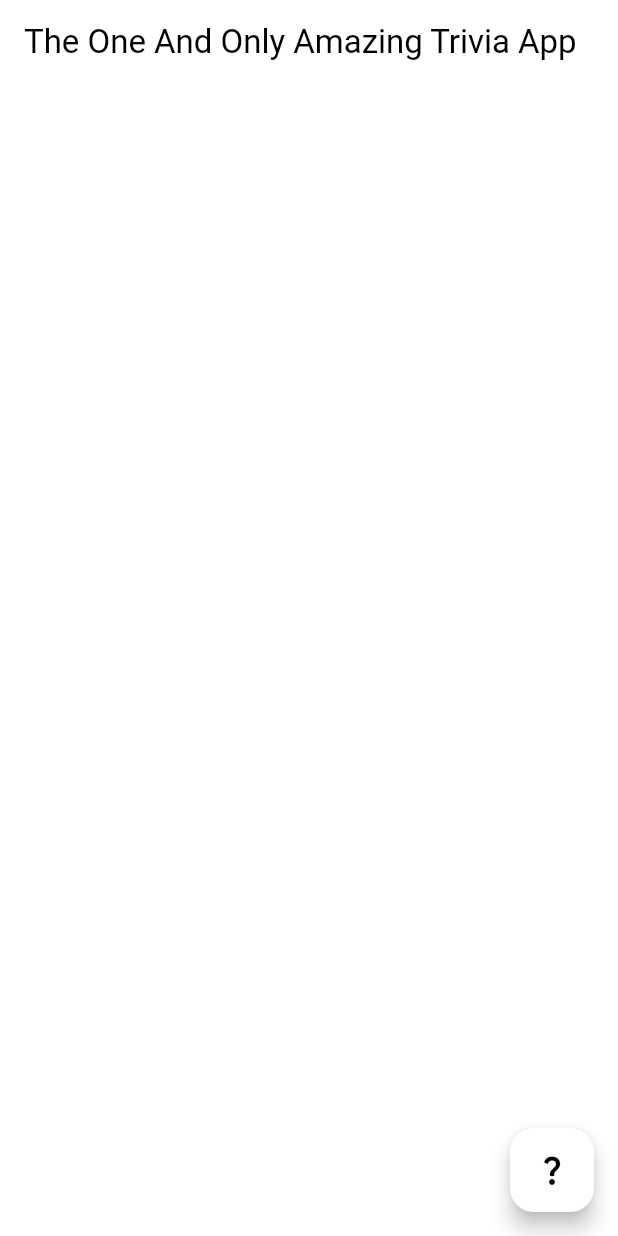
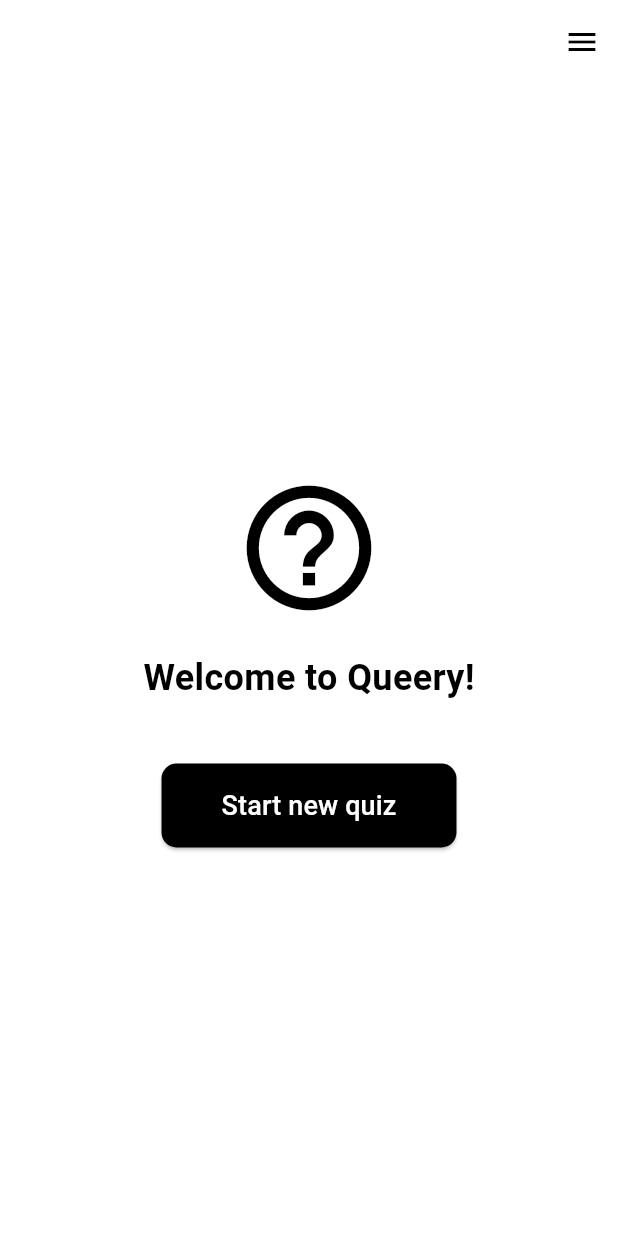
Before and after one commit to Faonin/Group4TriviaApp, a Flutter app: the screen it shows after launch, on a phone screen of 412 x 824 dp. Run offline on Flutter 3.47's test engine with Material 3 defaults, Android fonts, the phone set to English and light mode, and no system bars; our stand-ins replace auto_size_text.

Commit message:
Made 2 new pages:
-start screen
-player selection screen

moved around some code and routing so that things are more organized. so all the pages are in "pages" folder".

```diff
--- /dev/null
+++ b/lib/Pages/home_page.dart
@@ -0,0 +1,74 @@
+import 'package:flutter/material.dart';
+import 'package:template/pages/player_select_page.dart';
+
+class MyHomePage extends StatefulWidget {
+  const MyHomePage({super.key, required this.title});
+
+  final String title;
+
+  @override
+  State<MyHomePage> createState() => _MyHomePageState();
+}
+
+class _MyHomePageState extends State<MyHomePage> {
+  @override
+  Widget build(BuildContext context) {
+    return Scaffold(
+      appBar: AppBar(
+        backgroundColor: Colors.transparent,
+        elevation: 0,
+        actions: [
+          IconButton(
+            icon: const Icon(Icons.menu, color: Colors.black),
+            onPressed: () {}, // Placeholder for future menu functionality
+          ),
+        ],
+      ),
+      body: Center(
+        child: Column(
+          mainAxisAlignment: MainAxisAlignment.center,
+          children: [
+            // App logo at the top
+            const Icon(
+              Icons.help_outline,
+              size: 100,
+              color: Colors.black,
+            ),
+            const SizedBox(height: 20),
+            // Welcome message
+            const Text(
+              'Welcome to Queery!',
+              style: TextStyle(
+                fontSize: 24,
+                fontWeight: FontWeight.bold,
+              ),
+            ),
+            const SizedBox(height: 40),
+            // Start new quiz button
+            ElevatedButton(
+              onPressed: () {
+                Navigator.push(
+                  context,
+                  MaterialPageRoute(
+                      builder: (context) => const PlayerSelectionPage()),
+                );
+              },
+              style: ElevatedButton.styleFrom(
+                backgroundColor: Colors.black,
+                padding:
+                    const EdgeInsets.symmetric(horizontal: 40, vertical: 15),
+                shape: RoundedRectangleBorder(
+                  borderRadius: BorderRadius.circular(10),
+                ),
+              ),
+              child: const Text(
+                'Start new quiz',
+                style: TextStyle(color: Colors.white, fontSize: 18),
+              ),
+            ),
+          ],
+        ),
+      ),
+    );
+  }
+}
--- a/lib/main.dart
+++ b/lib/main.dart
@@ -1,7 +1,5 @@
 import 'package:flutter/material.dart';
-import 'package:template/question_class.dart';
-import 'package:template/question_featcher.dart';
-import 'package:template/question_page.dart';
+import 'package:template/pages/home_page.dart';
 
 void main() {
   runApp(const MyApp());
@@ -15,46 +13,12 @@ class MyApp extends StatelessWidget {
     return MaterialApp(
       title: 'Trivia App',
       theme: ThemeData(
-        colorScheme: ColorScheme.light(primary: Colors.white),
         useMaterial3: true,
+        colorScheme: ColorScheme.fromSwatch(
+            primarySwatch: Colors.blue), // App color scheme
       ),
       home: const MyHomePage(title: 'The One And Only Amazing Trivia App'),
+      debugShowCheckedModeBanner: false,
     );
   }
 }
-
-class MyHomePage extends StatefulWidget {
-  const MyHomePage({super.key, required this.title});
-
-  final String title;
-
-  @override
-  State<MyHomePage> createState() => _MyHomePageState();
-}
-
-class _MyHomePageState extends State<MyHomePage> {
-  @override
-  Widget build(BuildContext context) {
-    return Scaffold(
-      appBar: AppBar(
-        backgroundColor: Theme.of(context).colorScheme.primary,
-        title: Text(widget.title),
-      ),
-      body: Center(
-        child: Column(
-          mainAxisAlignment: MainAxisAlignment.center,
-          children: <Widget>[],
-        ),
-      ),
-      floatingActionButton: FloatingActionButton(
-        onPressed: () async {
-          List<QuestionClass> questions = await Questionfeatcher.getQuestions(1);
-          QuestionClass question = questions.first;
-          if (context.mounted) Navigator.push(context, MaterialPageRoute(builder: (context) => QuestionPage(question)));
-        },
-        tooltip: 'Testing',
-        child: const Icon(Icons.question_mark, color: Colors.black),
-      ),
-    );
-  }
-}
--- a/lib/question_featcher.dart
+++ b/lib/question_fetcher.dart
@@ -1,5 +1,4 @@
 import 'dart:convert';
-
 import 'package:http/http.dart' as http;
 import 'package:template/question_class.dart';
 
@@ -7,16 +6,19 @@ String endpoint = "https://opentdb.com/api.php?";
 
 /*
 amount 1-50
-Dont need to be specified and will get random:
+Don't need to be specified and will get random:
 category 9-32
 difficulty easy/medium/hard
-type boolean/multipule
+type boolean/multiple
 */
 
-class Questionfeatcher {
-  static Future<List<QuestionClass>> getQuestions(int amount, [var category, String? difficulty, String? type]) async {
+class QuestionFetcher {
+  static Future<List<QuestionClass>> getQuestions(int amount,
+      [var category, String? difficulty, String? type]) async {
     category == null ? category = "" : category = '&category=$category';
-    difficulty == null ? difficulty = "" : difficulty = '&difficulty=$difficulty';
+    difficulty == null
+        ? difficulty = ""
+        : difficulty = '&difficulty=$difficulty';
     type == null ? type = "" : type = '&type=$type';
 
     var url = '${endpoint}amount=$amount$category$difficulty$type';
@@ -24,6 +26,8 @@ class Questionfeatcher {
     String body = response.body;
     Map jsonResponse = jsonDecode(body);
 
-    return (jsonResponse["results"] as List).map((json) => QuestionClass.fromJson(json)).toList();
+    return (jsonResponse["results"] as List)
+        .map((json) => QuestionClass.fromJson(json))
+        .toList();
   }
 }
```
Also changed, not shown: lib/Pages/player_select_page.dart (added, +90 -0 lines), lib/Pages/question_page.dart (renamed from lib/question_page.dart, +21 -9 lines).
